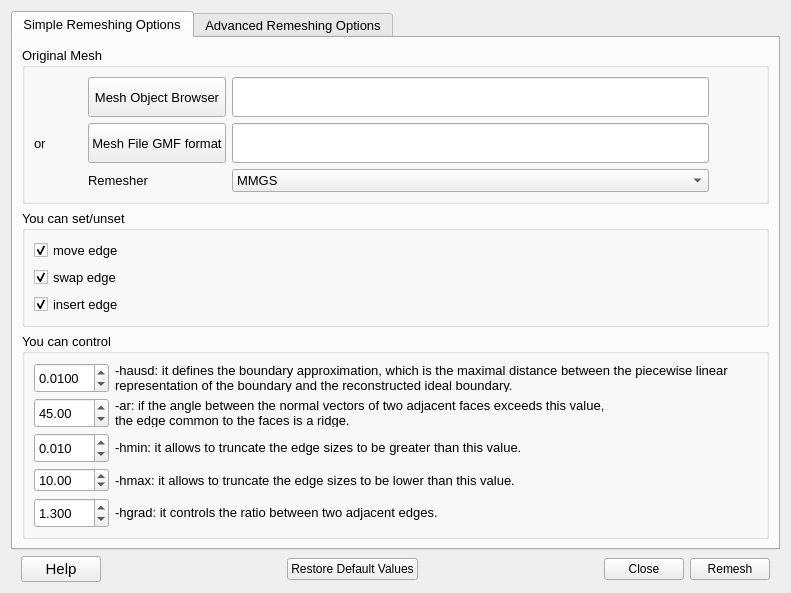
Above: MyPlugDialog.ui from SalomePlatform/mmgplugin before the change. Below: the same form after it.
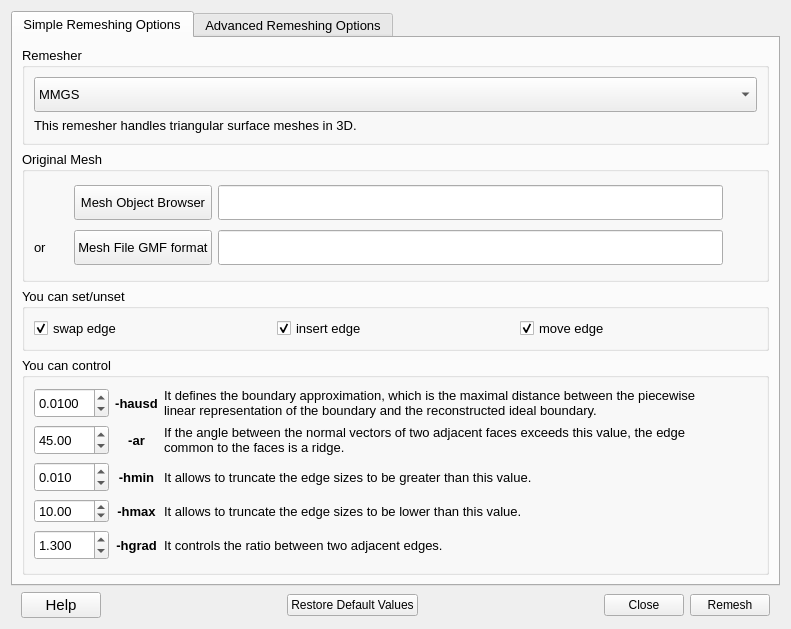
That is the form after the change. The open tabs and pages were chosen to show the change.

Commit message: feat: info sandbox, bold options, category for remesher #7

Patch:
```diff
--- a/MyPlugDialog.ui
+++ b/MyPlugDialog.ui
@@ -7,7 +7,7 @@
     <x>0</x>
     <y>0</y>
     <width>791</width>
-    <height>593</height>
+    <height>629</height>
    </rect>
   </property>
   <property name="sizePolicy">
@@ -64,266 +64,11 @@
       <attribute name="title">
        <string>Simple Remeshing Options</string>
       </attribute>
-      <layout class="QGridLayout" name="gridLayout" rowstretch="3,3,5" columnstretch="25">
+      <layout class="QGridLayout" name="gridLayout" rowstretch="2,3,1,5" columnstretch="0">
        <property name="sizeConstraint">
         <enum>QLayout::SetNoConstraint</enum>
        </property>
        <item row="2" column="0">
-        <widget class="QGroupBox" name="groupBox_3">
-         <property name="enabled">
-          <bool>true</bool>
-         </property>
-         <property name="sizePolicy">
-          <sizepolicy hsizetype="Expanding" vsizetype="Expanding">
-           <horstretch>1</horstretch>
-           <verstretch>1</verstretch>
-          </sizepolicy>
-         </property>
-         <property name="title">
-          <string>You can control</string>
-         </property>
-         <property name="flat">
-          <bool>false</bool>
-         </property>
-         <property name="checkable">
-          <bool>false</bool>
-         </property>
-         <layout class="QGridLayout" name="gridLayout_3" rowstretch="0,0,0,0,0" columnstretch="3,0,0">
-          <property name="sizeConstraint">
-           <enum>QLayout::SetNoConstraint</enum>
-          </property>
-          <property name="rightMargin">
-           <number>9</number>
-          </property>
-          <item row="2" column="0">
-           <widget class="QDoubleSpinBox" name="SP_Hmin">
-            <property name="minimumSize">
-             <size>
-              <width>0</width>
-              <height>30</height>
-             </size>
-            </property>
-            <property name="decimals">
-             <number>3</number>
-            </property>
-            <property name="minimum">
-             <double>0.001000000000000</double>
-            </property>
-            <property name="maximum">
-             <double>100.000000000000000</double>
-            </property>
-            <property name="singleStep">
-             <double>0.100000000000000</double>
-            </property>
-            <property name="stepType">
-             <enum>QAbstractSpinBox::AdaptiveDecimalStepType</enum>
-            </property>
-            <property name="value">
-             <double>0.010000000000000</double>
-            </property>
-           </widget>
-          </item>
-          <item row="1" column="1">
-           <widget class="QLabel" name="label_7">
-            <property name="toolTip">
-             <string>By default it is set to 45°.
-                                                    This means that Mmg dectects a sharp angle at the
-interface of 2 boundary elements if the angle between their outward
- normals is greater than 45°.</string>
-            </property>
-            <property name="text">
-             <string>-ar: if the angle between the normal vectors of two adjacent faces exceeds this value,
-the edge common to the faces is a ridge.</string>
-            </property>
-           </widget>
-          </item>
-          <item row="1" column="0">
-           <widget class="QDoubleSpinBox" name="SP_Ridge">
-            <property name="minimumSize">
-             <size>
-              <width>0</width>
-              <height>30</height>
-             </size>
-            </property>
-            <property name="maximum">
-             <double>90.000000000000000</double>
-            </property>
-            <property name="value">
-             <double>45.000000000000000</double>
-            </property>
-           </widget>
-          </item>
-          <item row="0" column="1">
-           <widget class="QLabel" name="label_6">
-            <property name="sizePolicy">
-             <sizepolicy hsizetype="Preferred" vsizetype="Preferred">
-              <horstretch>0</horstretch>
-              <verstretch>0</verstretch>
-             </sizepolicy>
-            </property>
-            <property name="toolTip">
-             <string>This value defines a the Hausdorf distance.
-A low Hausdorff parameter leads to refine the high curvature areas.</string>
-            </property>
-            <property name="text">
-             <string>-hausd: it defines the boundary approximation, which is the maximal distance between the piecewise linear
-representation of the boundary and the reconstructed ideal boundary.</string>
-            </property>
-           </widget>
-          </item>
-          <item row="4" column="2">
-           <spacer name="horizontalSpacer_10">
-            <property name="orientation">
-             <enum>Qt::Horizontal</enum>
-            </property>
-            <property name="sizeHint" stdset="0">
-             <size>
-              <width>40</width>
-              <height>20</height>
-             </size>
-            </property>
-           </spacer>
-          </item>
-          <item row="1" column="2">
-           <spacer name="horizontalSpacer_7">
-            <property name="orientation">
-             <enum>Qt::Horizontal</enum>
-            </property>
-            <property name="sizeHint" stdset="0">
-             <size>
-              <width>40</width>
-              <height>20</height>
-             </size>
-            </property>
-           </spacer>
-          </item>
-          <item row="0" column="2">
-           <spacer name="horizontalSpacer_8">
-            <property name="orientation">
-             <enum>Qt::Horizontal</enum>
-            </property>
-            <property name="sizeHint" stdset="0">
-             <size>
-              <width>40</width>
-              <height>20</height>
-             </size>
-            </property>
-           </spacer>
-          </item>
-          <item row="0" column="0">
-           <widget class="QDoubleSpinBox" name="SP_Geomapp">
-            <property name="minimumSize">
-             <size>
-              <width>0</width>
-              <height>30</height>
-             </size>
-            </property>
-            <property name="decimals">
-             <number>4</number>
-            </property>
-            <property name="minimum">
-             <double>0.000000000000000</double>
-            </property>
-            <property name="singleStep">
-             <double>0.010000000000000</double>
-            </property>
-            <property name="stepType">
-             <enum>QAbstractSpinBox::AdaptiveDecimalStepType</enum>
-            </property>
-            <property name="value">
-             <double>0.010000000000000</double>
-            </property>
-           </widget>
-          </item>
-          <item row="2" column="2">
-           <spacer name="horizontalSpacer_9">
-            <property name="orientation">
-             <enum>Qt::Horizontal</enum>
-            </property>
-            <property name="sizeHint" stdset="0">
-             <size>
-              <width>40</width>
-              <height>20</height>
-             </size>
-            </property>
-           </spacer>
-          </item>
-          <item row="4" column="0">
-           <widget class="QDoubleSpinBox" name="SP_Gradation">
-            <property name="minimumSize">
-             <size>
-              <width>0</width>
-              <height>30</height>
-             </size>
-            </property>
-            <property name="decimals">
-             <number>3</number>
-            </property>
-            <property name="singleStep">
-             <double>0.010000000000000</double>
-            </property>
-            <property name="value">
-             <double>1.300000000000000</double>
-            </property>
-           </widget>
-          </item>
-          <item row="2" column="1">
-           <widget class="QLabel" name="label_10">
-            <property name="toolTip">
-             <string>The default values for this parameters are computed from the mesh bounding box.
-The minimal edge size is set to 0.01 of the bounding box size. </string>
-            </property>
-            <property name="text">
-             <string>-hmin: it allows to truncate the edge sizes to be greater than this value.</string>
-            </property>
-           </widget>
-          </item>
-          <item row="4" column="1">
-           <widget class="QLabel" name="label_12">
-            <property name="toolTip">
-             <string>With a gradation of h, two adjacent edges e1 and e2 must respect that : 1/h &lt;= e1/e2 &lt;= h.
-By default, the gradation value is of 1.3</string>
-            </property>
-            <property name="text">
-             <string>-hgrad: it controls the ratio between two adjacent edges. </string>
-            </property>
-           </widget>
-          </item>
-          <item row="3" column="0">
-           <widget class="QDoubleSpinBox" name="SP_Hmax">
-            <property name="value">
-             <double>10.000000000000000</double>
-            </property>
-           </widget>
-          </item>
-          <item row="3" column="1">
-           <widget class="QLabel" name="label">
-            <property name="toolTip">
-             <string>The default values for this parameters are computed from the mesh bounding box.
-The maximal edge size is set to two times the bounding box size.</string>
-            </property>
-            <property name="text">
-             <string>-hmax: it allows to truncate the edge sizes to be lower than this value.</string>
-            </property>
-           </widget>
-          </item>
-          <item row="3" column="2">
-           <spacer name="horizontalSpacer_18">
-            <property name="orientation">
-             <enum>Qt::Horizontal</enum>
-            </property>
-            <property name="sizeHint" stdset="0">
-             <size>
-              <width>40</width>
-              <height>20</height>
-             </size>
-            </property>
-           </spacer>
-          </item>
-         </layout>
-        </widget>
-       </item>
-       <item row="1" column="0">
         <widget class="QGroupBox" name="groupBox_2">
          <property name="sizePolicy">
           <sizepolicy hsizetype="Expanding" vsizetype="Expanding">
@@ -334,24 +79,24 @@
          <property name="title">
           <string>You can set/unset</string>
          </property>
-         <layout class="QGridLayout" name="gridLayout_4" columnstretch="10,0">
+         <layout class="QHBoxLayout" name="horizontalLayout">
           <property name="sizeConstraint">
            <enum>QLayout::SetNoConstraint</enum>
           </property>
-          <item row="0" column="1">
-           <spacer name="horizontalSpacer_2">
-            <property name="orientation">
-             <enum>Qt::Horizontal</enum>
+          <item>
+           <widget class="QCheckBox" name="CB_SwapEdge">
+            <property name="toolTip">
+             <string>If set, Mmg will not prevent edge flipping.</string>
             </property>
-            <property name="sizeHint" stdset="0">
-             <size>
-              <width>40</width>
-              <height>20</height>
-             </size>
+            <property name="text">
+             <string>swap edge</string>
             </property>
-           </spacer>
+            <property name="checked">
+             <bool>true</bool>
+            </property>
+           </widget>
           </item>
-          <item row="2" column="0">
+          <item>
            <widget class="QCheckBox" name="CB_InsertEdge">
             <property name="toolTip">
              <string>If set, Mmg will not prevent point insertion/deletion.</string>
@@ -364,33 +109,7 @@
             </property>
            </widget>
           </item>
-          <item row="2" column="1">
-           <spacer name="horizontalSpacer_5">
-            <property name="orientation">
-             <enum>Qt::Horizontal</enum>
-            </property>
-            <property name="sizeHint" stdset="0">
-             <size>
-              <width>40</width>
-              <height>20</height>
-             </size>
-            </property>
-           </spacer>
-          </item>
-          <item row="1" column="1">
-           <spacer name="horizontalSpacer_3">
-            <property name="orientation">
-             <enum>Qt::Horizontal</enum>
-            </property>
-            <property name="sizeHint" stdset="0">
-             <size>
-              <width>40</width>
-              <height>20</height>
-             </size>
-            </property>
-           </spacer>
-          </item>
-          <item row="0" column="0">
+          <item>
            <widget class="QCheckBox" name="CB_MoveEdge">
             <property name="font">
              <font>
@@ -409,23 +128,10 @@
             </property>
            </widget>
           </item>
-          <item row="1" column="0">
-           <widget class="QCheckBox" name="CB_SwapEdge">
-            <property name="toolTip">
-             <string>If set, Mmg will not prevent edge flipping.</string>
-            </property>
-            <property name="text">
-             <string>swap edge</string>
-            </property>
-            <property name="checked">
-             <bool>true</bool>
-            </property>
-           </widget>
-          </item>
          </layout>
         </widget>
        </item>
-       <item row="0" column="0">
+       <item row="1" column="0">
         <widget class="QGroupBox" name="groupBox_1">
          <property name="enabled">
           <bool>true</bool>
@@ -456,7 +162,7 @@
          <property name="title">
           <string>Original Mesh</string>
          </property>
-         <layout class="QGridLayout" name="gridLayout_2" rowstretch="0,0,0" columnstretch="1,2,10,1">
+         <layout class="QGridLayout" name="gridLayout_2" rowstretch="0,0" columnstretch="1,2,15,1">
           <property name="sizeConstraint">
            <enum>QLayout::SetDefaultConstraint</enum>
           </property>
@@ -466,55 +172,6 @@
           <property name="verticalSpacing">
            <number>6</number>
           </property>
-          <item row="0" column="2">
-           <widget class="QLineEdit" name="LE_MeshSmesh">
-            <property name="minimumSize">
-             <size>
-              <width>0</width>
-              <height>40</height>
-             </size>
-            </property>
-            <property name="font">
-             <font>
-              <pointsize>10</pointsize>
-             </font>
-            </property>
-           </widget>
-          </item>
-          <item row="1" column="3">
-           <spacer name="horizontalSpacer_11">
-            <property name="orientation">
-             <enum>Qt::Horizontal</enum>
-            </property>
-            <property name="sizeHint" stdset="0">
-             <size>
-              <width>40</width>
-              <height>20</height>
-             </size>
-            </property>
-           </spacer>
-          </item>
-          <item row="1" column="2">
-           <widget class="QLineEdit" name="LE_MeshFile">
-            <property name="sizePolicy">
-             <sizepolicy hsizetype="Expanding" vsizetype="Fixed">
-              <horstretch>1</horstretch>
-              <verstretch>0</verstretch>
-             </sizepolicy>
-            </property>
-            <property name="minimumSize">
-             <size>
-              <width>0</width>
-              <height>40</height>
-             </size>
-            </property>
-            <property name="font">
-             <font>
-              <pointsize>10</pointsize>
-             </font>
-            </property>
-           </widget>
-          </item>
           <item row="1" column="1">
            <widget class="QPushButton" name="PB_MeshFile">
             <property name="sizePolicy">
@@ -526,7 +183,7 @@
             <property name="minimumSize">
              <size>
               <width>0</width>
-              <height>40</height>
+              <height>35</height>
              </size>
             </property>
             <property name="font">
@@ -545,6 +202,21 @@
             </property>
            </widget>
           </item>
+          <item row="0" column="2">
+           <widget class="QLineEdit" name="LE_MeshSmesh">
+            <property name="minimumSize">
+             <size>
+              <width>0</width>
+              <height>35</height>
+             </size>
+            </property>
+            <property name="font">
+             <font>
+              <pointsize>10</pointsize>
+             </font>
+            </property>
+           </widget>
+          </item>
           <item row="0" column="3">
            <spacer name="horizontalSpacer_6">
             <property name="orientation">
@@ -558,6 +230,40 @@
             </property>
            </spacer>
           </item>
+          <item row="1" column="3">
+           <spacer name="horizontalSpacer_11">
+            <property name="orientation">
+             <enum>Qt::Horizontal</enum>
+            </property>
+            <property name="sizeHint" stdset="0">
+             <size>
+              <width>40</width>
+              <height>20</height>
+             </size>
+            </property>
+           </spacer>
+          </item>
+          <item row="1" column="2">
+           <widget class="QLineEdit" name="LE_MeshFile">
+            <property name="sizePolicy">
+             <sizepolicy hsizetype="Expanding" vsizetype="Fixed">
+              <horstretch>1</horstretch>
+              <verstretch>0</verstretch>
+             </sizepolicy>
+            </property>
+            <property name="minimumSize">
+             <size>
+              <width>0</width>
+              <height>35</height>
+             </size>
+            </property>
+            <property name="font">
+             <font>
+              <pointsize>10</pointsize>
+             </font>
+            </property>
+           </widget>
+          </item>
           <item row="0" column="1">
            <widget class="QPushButton" name="PB_MeshSmesh">
             <property name="sizePolicy">
@@ -569,7 +275,7 @@
             <property name="minimumSize">
              <size>
               <width>0</width>
-              <height>40</height>
+              <height>35</height>
              </size>
             </property>
             <property name="text">
@@ -599,15 +305,373 @@
             </property>
            </widget>
           </item>
+         </layout>
+        </widget>
+       </item>
+       <item row="3" column="0">
+        <widget class="QGroupBox" name="groupBox_3">
+         <property name="enabled">
+          <bool>true</bool>
+         </property>
+         <property name="sizePolicy">
+          <sizepolicy hsizetype="Expanding" vsizetype="Expanding">
+           <horstretch>1</horstretch>
+           <verstretch>1</verstretch>
+          </sizepolicy>
+         </property>
+         <property name="title">
+          <string>You can control</string>
+         </property>
+         <property name="flat">
+          <bool>false</bool>
+         </property>
+         <property name="checkable">
+          <bool>false</bool>
+         </property>
+         <layout class="QGridLayout" name="gridLayout_3" rowstretch="0,0,0,0,0" columnstretch="2,1,15,1">
+          <property name="sizeConstraint">
+           <enum>QLayout::SetNoConstraint</enum>
+          </property>
+          <property name="rightMargin">
+           <number>9</number>
+          </property>
+          <item row="0" column="2">
+           <widget class="QLabel" name="label_6">
+            <property name="sizePolicy">
+             <sizepolicy hsizetype="Preferred" vsizetype="Preferred">
+              <horstretch>0</horstretch>
+              <verstretch>0</verstretch>
+             </sizepolicy>
+            </property>
+            <property name="toolTip">
+             <string>This value defines a the Hausdorf distance.
+A low Hausdorff parameter leads to refine the high curvature areas.</string>
+            </property>
+            <property name="text">
+             <string>It defines the boundary approximation, which is the maximal distance between the piecewise linear representation of the boundary and the reconstructed ideal boundary.</string>
+            </property>
+            <property name="wordWrap">
+             <bool>true</bool>
+            </property>
+           </widget>
+          </item>
+          <item row="3" column="2">
+           <widget class="QLabel" name="label">
+            <property name="toolTip">
+             <string>The default values for this parameters are computed from the mesh bounding box.
+The maximal edge size is set to two times the bounding box size.</string>
+            </property>
+            <property name="text">
+             <string>It allows to truncate the edge sizes to be lower than this value.</string>
+            </property>
+            <property name="wordWrap">
+             <bool>true</bool>
+            </property>
+           </widget>
+          </item>
+          <item row="1" column="3">
+           <spacer name="horizontalSpacer_7">
+            <property name="orientation">
+             <enum>Qt::Horizontal</enum>
+            </property>
+            <property name="sizeHint" stdset="0">
+             <size>
+              <width>40</width>
+              <height>20</height>
+             </size>
+            </property>
+           </spacer>
+          </item>
+          <item row="2" column="3">
+           <spacer name="horizontalSpacer_9">
+            <property name="orientation">
+             <enum>Qt::Horizontal</enum>
+            </property>
+            <property name="sizeHint" stdset="0">
+             <size>
+              <width>40</width>
+              <height>20</height>
+             </size>
+            </property>
+           </spacer>
+          </item>
           <item row="2" column="1">
+           <widget class="QLabel" name="label_9">
+            <property name="font">
+             <font>
+              <pointsize>10</pointsize>
+              <weight>75</weight>
+              <bold>true</bold>
+             </font>
+            </property>
+            <property name="text">
+             <string>-hmin</string>
+            </property>
+            <property name="alignment">
+             <set>Qt::AlignCenter</set>
+            </property>
+           </widget>
+          </item>
+          <item row="4" column="0">
+           <widget class="QDoubleSpinBox" name="SP_Gradation">
+            <property name="minimumSize">
+             <size>
+              <width>0</width>
+              <height>30</height>
+             </size>
+            </property>
+            <property name="decimals">
+             <number>3</number>
+            </property>
+            <property name="singleStep">
+             <double>0.010000000000000</double>
+            </property>
+            <property name="value">
+             <double>1.300000000000000</double>
+            </property>
+           </widget>
+          </item>
+          <item row="1" column="1">
+           <widget class="QLabel" name="label_5">
+            <property name="font">
+             <font>
+              <pointsize>10</pointsize>
+              <weight>75</weight>
+              <bold>true</bold>
+             </font>
+            </property>
+            <property name="text">
+             <string>-ar</string>
+            </property>
+            <property name="alignment">
+             <set>Qt::AlignCenter</set>
+            </property>
+           </widget>
+          </item>
+          <item row="4" column="3">
+           <spacer name="horizontalSpacer_10">
+            <property name="orientation">
+             <enum>Qt::Horizontal</enum>
+            </property>
+            <property name="sizeHint" stdset="0">
+             <size>
+              <width>40</width>
+              <height>20</height>
+             </size>
+            </property>
+           </spacer>
+          </item>
+          <item row="3" column="0">
+           <widget class="QDoubleSpinBox" name="SP_Hmax">
+            <property name="value">
+             <double>10.000000000000000</double>
+            </property>
+           </widget>
+          </item>
+          <item row="0" column="0">
+           <widget class="QDoubleSpinBox" name="SP_Geomapp">
+            <property name="minimumSize">
+             <size>
+              <width>0</width>
+              <height>30</height>
+             </size>
+            </property>
+            <property name="decimals">
+             <number>4</number>
+            </property>
+            <property name="minimum">
+             <double>0.000000000000000</double>
+            </property>
+            <property name="singleStep">
+             <double>0.010000000000000</double>
+            </property>
+            <property name="stepType">
+             <enum>QAbstractSpinBox::AdaptiveDecimalStepType</enum>
+            </property>
+            <property name="value">
+             <double>0.010000000000000</double>
+            </property>
+           </widget>
+          </item>
+          <item row="4" column="2">
+           <widget class="QLabel" name="label_12">
+            <property name="toolTip">
+             <string>With a gradation of h, two adjacent edges e1 and e2 must respect that : 1/h &lt;= e1/e2 &lt;= h.
+By default, the gradation value is of 1.3</string>
+            </property>
+            <property name="text">
+             <string>It controls the ratio between two adjacent edges. </string>
+            </property>
+           </widget>
+          </item>
+          <item row="0" column="1">
            <widget class="QLabel" name="label_4">
+            <property name="font">
+             <font>
+              <pointsize>10</pointsize>
+              <weight>75</weight>
+              <bold>true</bold>
+             </font>
+            </property>
             <property name="text">
-             <string>Remesher</string>
+             <string>-hausd</string>
             </property>
+            <property name="alignment">
+             <set>Qt::AlignCenter</set>
+            </property>
            </widget>
           </item>
+          <item row="2" column="0">
+           <widget class="QDoubleSpinBox" name="SP_Hmin">
+            <property name="minimumSize">
+             <size>
+              <width>0</width>
+              <height>30</height>
+             </size>
+            </property>
+            <property name="decimals">
+             <number>3</number>
+            </property>
+            <property name="minimum">
+             <double>0.001000000000000</double>
+            </property>
+            <property name="maximum">
+             <double>100.000000000000000</double>
+            </property>
+            <property name="singleStep">
+             <double>0.100000000000000</double>
+            </property>
+            <property name="stepType">
+             <enum>QAbstractSpinBox::AdaptiveDecimalStepType</enum>
+            </property>
+            <property name="value">
+             <double>0.010000000000000</double>
+            </property>
+           </widget>
+          </item>
+          <item row="1" column="2">
+           <widget class="QLabel" name="label_7">
+            <property name="toolTip">
+             <string>By default it is set to 45°. This means that Mmg
+dectects a sharp angle at the interface
+of 2 boundary elements if the angle between
+their outward normals is greater than 45°.</string>
+            </property>
+            <property name="text">
+             <string>If the angle between the normal vectors of two adjacent faces exceeds this value, the edge common to the faces is a ridge.</string>
+            </property>
+            <property name="wordWrap">
+             <bool>true</bool>
+            </property>
+           </widget>
+          </item>
+          <item row="0" column="3">
+           <spacer name="horizontalSpacer_8">
+            <property name="orientation">
+             <enum>Qt::Horizontal</enum>
+            </property>
+            <property name="sizeHint" stdset="0">
+             <size>
+              <width>40</width>
+              <height>20</height>
+             </size>
+            </property>
+           </spacer>
+          </item>
           <item row="2" column="2">
+           <widget class="QLabel" name="label_10">
+            <property name="toolTip">
+             <string>The default values for this parameters are computed from the mesh bounding box.
+The minimal edge size is set to 0.01 of the bounding box size. </string>
+            </property>
+            <property name="text">
+             <string>It allows to truncate the edge sizes to be greater than this value.</string>
+            </property>
+            <property name="wordWrap">
+             <bool>true</bool>
+            </property>
+           </widget>
+          </item>
+          <item row="3" column="3">
+           <spacer name="horizontalSpacer_18">
+            <property name="orientation">
+             <enum>Qt::Horizontal</enum>
+            </property>
+            <property name="sizeHint" stdset="0">
+             <size>
+              <width>40</width>
+              <height>20</height>
+             </size>
+            </property>
+           </spacer>
+          </item>
+          <item row="1" column="0">
+           <widget class="QDoubleSpinBox" name="SP_Ridge">
+            <property name="minimumSize">
+             <size>
+              <width>0</width>
+              <height>30</height>
+             </size>
+            </property>
+            <property name="maximum">
+             <double>90.000000000000000</double>
+            </property>
+            <property name="value">
+             <double>45.000000000000000</double>
+            </property>
+           </widget>
+          </item>
+          <item row="3" column="1">
+           <widget class="QLabel" name="label_11">
+            <property name="font">
+             <font>
+              <pointsize>10</pointsize>
+              <weight>75</weight>
+              <bold>true</bold>
+             </font>
+            </property>
+            <property name="text">
+             <string>-hmax</string>
+            </property>
+            <property name="alignment">
+             <set>Qt::AlignCenter</set>
+            </property>
+           </widget>
+          </item>
+          <item row="4" column="1">
+           <widget class="QLabel" name="label_13">
+            <property name="font">
+             <font>
+              <pointsize>10</pointsize>
+              <weight>75</weight>
+              <bold>true</bold>
+             </font>
+            </property>
+            <property name="text">
+             <string>-hgrad</string>
+            </property>
+            <property name="alignment">
+             <set>Qt::AlignCenter</set>
+            </property>
+           </widget>
+          </item>
+         </layout>
+        </widget>
+       </item>
+       <item row="0" column="0">
+        <widget class="QGroupBox" name="groupBox">
+         <property name="title">
+          <string>Remesher</string>
+         </property>
+         <layout class="QGridLayout" name="gridLayout_7">
+          <item row="0" column="0">
            <widget class="QComboBox" name="COB_Remesher">
+            <property name="minimumSize">
+             <size>
+              <width>0</width>
+              <height>35</height>
+             </size>
+            </property>
             <item>
              <property name="text">
               <string>MMGS</string>
@@ -625,6 +689,26 @@
             </item>
            </widget>
           </item>
+          <item row="1" column="0">
+           <widget class="QLabel" name="label_Remesher">
+            <property name="text">
+             <string>This remesher handles triangular surface meshes in 3D.</string>
+            </property>
+           </widget>
+          </item>
+          <item row="2" column="0">
+           <spacer name="verticalSpacer_2">
+            <property name="orientation">
+             <enum>Qt::Vertical</enum>
+            </property>
+            <property name="sizeHint" stdset="0">
+             <size>
+              <width>20</width>
+              <height>40</height>
+             </size>
+            </property>
+           </spacer>
+          </item>
          </layout>
         </widget>
        </item>
```
Left out of the diff: 104 changed lines with no effect on the pictures. The commit also changes 2 other files.
